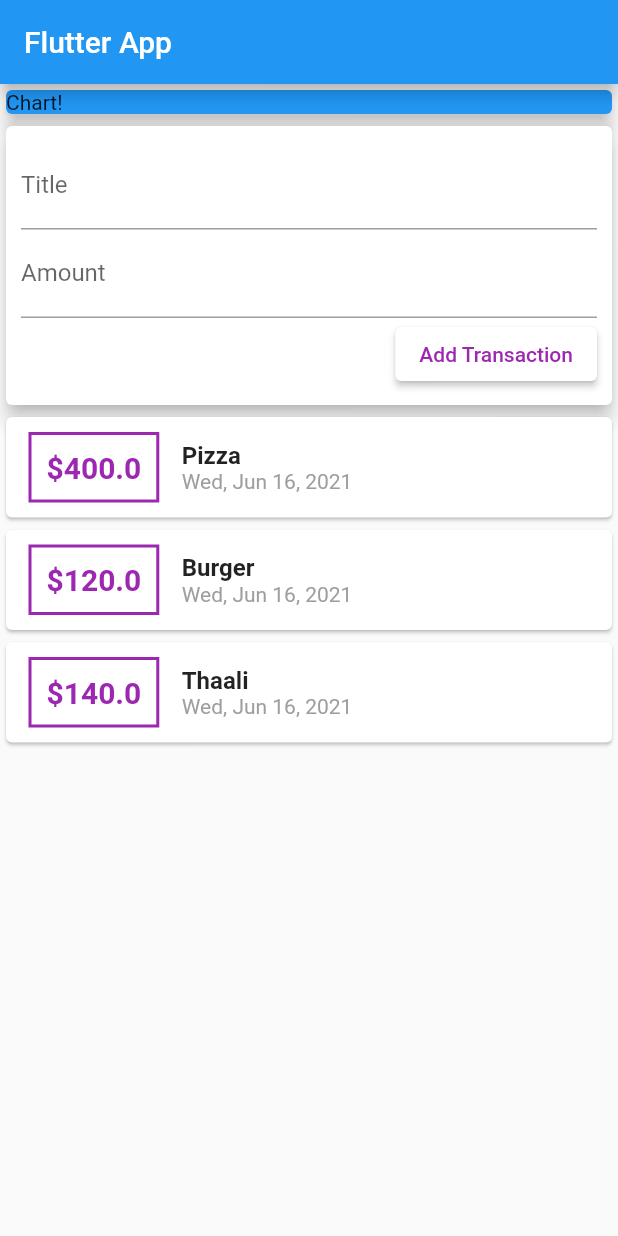
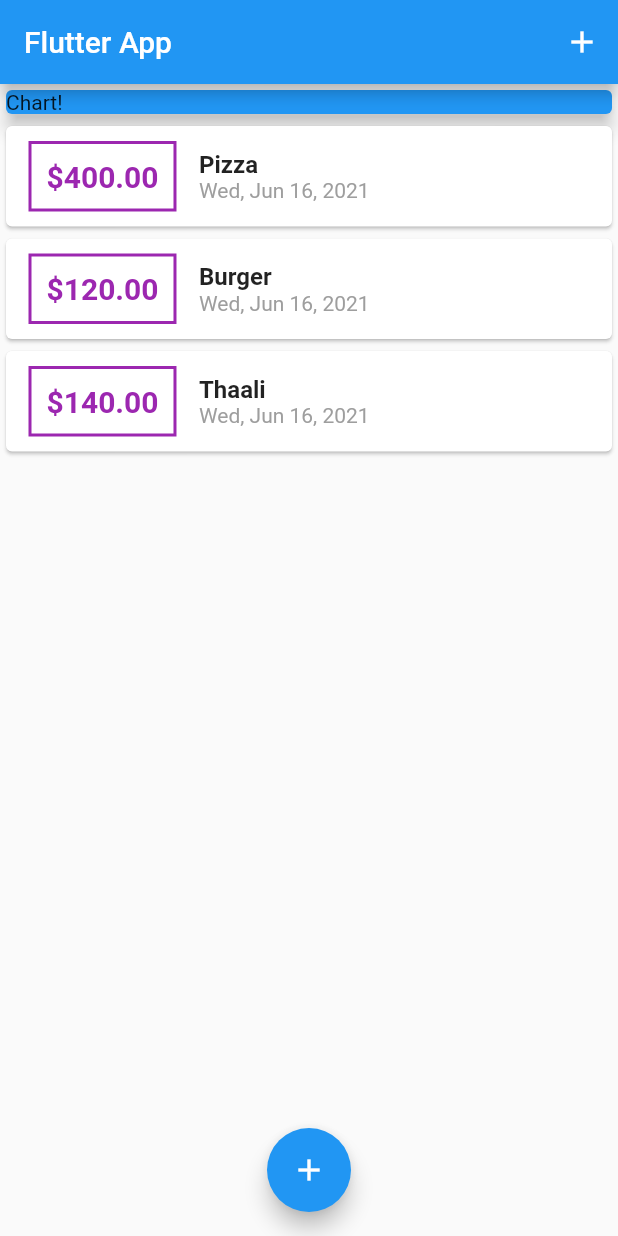
Before and after one commit to divyanshkul/Expense-Tracker-Flutter, a Flutter app: the screen it shows after launch, on a phone screen of 412 x 824 dp. Run offline on Flutter 3.47's test engine with Material 2 defaults, Android fonts, the phone set to English and light mode, and no system bars.

Commit message:
Deleted user_transactions and created modal for adding a new tx

```diff
--- a/lib/main.dart
+++ b/lib/main.dart
@@ -1,8 +1,10 @@
 import 'package:expense_tracker_flutter/widgets/new_transaction.dart';
 import 'package:expense_tracker_flutter/widgets/transaction_list.dart';
-import 'package:expense_tracker_flutter/widgets/user_transactions.dart';
 import 'package:flutter/material.dart';
 import 'package:intl/intl.dart';
+import './widgets/new_transaction.dart';
+import './models/transaction.dart';
+import './widgets/transaction_list.dart';
 
 void main() => runApp(MyApp());
 
@@ -16,14 +18,68 @@
   }
 }
 
-class MyHomePage extends StatelessWidget {
+class MyHomePage extends StatefulWidget {
+  @override
+  State<MyHomePage> createState() => _MyHomePageState();
+}
+
+class _MyHomePageState extends State<MyHomePage> {
+  final List<Transaction> _userTransactions = [
+    Transaction(
+      id: "t1",
+      title: "Pizza",
+      amount: 400,
+      date: DateTime.now(),
+    ),
+    Transaction(
+      id: "t1",
+      title: "Burger",
+      amount: 120,
+      date: DateTime.now(),
+    ),
+    Transaction(
+      id: "t3",
+      title: "Thaali",
+      amount: 140,
+      date: DateTime.now(),
+    ),
+  ];
+
+  void _addNewTransaction(String txTitle, double txAmount) {
+    final newTx = Transaction(
+      id: DateTime.now().toString(),
+      title: txTitle,
+      amount: txAmount,
+      date: DateTime.now(),
+    );
+
+    setState(() {
+      _userTransactions.add(newTx);
+    });
+  }
+
+  void _startAddNewTransaction(BuildContext ctx) {
+    showModalBottomSheet(
+        context: ctx,
+        builder: (bCtx) {
+          return NewTransaction(_addNewTransaction);
+        });
+  }
+
   @override
   Widget build(BuildContext context) {
     return Scaffold(
       appBar: AppBar(
         title: Text('Flutter App'),
+        actions: [
+          IconButton(
+            icon: Icon(Icons.add),
+            onPressed: () => _startAddNewTransaction(context),
+          )
+        ],
       ),
-      body: Column(
+      body: SingleChildScrollView(
+        child: Column(
           //mainAxisAlignment: MainAxisAlignment.start,
           crossAxisAlignment: CrossAxisAlignment.stretch,
           children: [
@@ -35,8 +91,14 @@
                 elevation: 5,
               ),
             ),
-          UserTransactions()
+            TransactionList(_userTransactions),
           ],
+        ),
+      ),
+      floatingActionButtonLocation: FloatingActionButtonLocation.centerFloat,
+      floatingActionButton: FloatingActionButton(
+        child: Icon(Icons.add),
+        onPressed: () => _startAddNewTransaction(context),
       ),
     );
   }
--- a/lib/widgets/transaction_list.dart
+++ b/lib/widgets/transaction_list.dart
@@ -9,8 +9,10 @@
 
   @override
   Widget build(BuildContext context) {
-    return Column(
-        children: transactions.map((tx) {
+    return Container(
+      height: 500,
+      child: ListView.builder(
+        itemBuilder: (ctxt, index) {
           return Card(
             child: Row(
               children: [
@@ -20,7 +22,7 @@
                       border: Border.all(color: Colors.purple, width: 2)),
                   padding: EdgeInsets.all(10),
                   child: Text(
-                "\$${tx.amount}",
+                    "\$${transactions[index].amount.toStringAsFixed(2)}",
                     style: TextStyle(
                       fontWeight: FontWeight.bold,
                       fontSize: 20,
@@ -32,14 +34,14 @@
                   crossAxisAlignment: CrossAxisAlignment.start,
                   children: [
                     Text(
-                  tx.title,
+                      transactions[index].title,
                       style: TextStyle(
                         fontWeight: FontWeight.bold,
                         fontSize: 16,
                       ),
                     ),
                     Text(
-                  DateFormat.yMMMEd().format(tx.date),
+                      DateFormat.yMMMEd().format(transactions[index].date),
                       style: TextStyle(
                         color: Colors.grey,
                       ),
@@ -49,6 +51,10 @@
               ],
             ),
           );
-    }).toList());
+        },
+        itemCount: transactions.length,
+        //children: transactions.map((tx) {}).toList()
+      ),
+    );
   }
 }
--- a/lib/widgets/user_transactions.dart
+++ /dev/null
@@ -1,59 +0,0 @@
-//This widget is to avoid managing the process of inputting data
-//and passing that data on to the transactions list
-
-import 'package:expense_tracker_flutter/models/transaction.dart';
-import 'package:expense_tracker_flutter/widgets/transaction_list.dart';
-import 'package:flutter/material.dart';
-
-import 'new_transaction.dart';
-
-class UserTransactions extends StatefulWidget {
-  @override
-  _UserTransactionsState createState() => _UserTransactionsState();
-}
-
-class _UserTransactionsState extends State<UserTransactions> {
-  final List<Transaction> _userTransactions = [
-    Transaction(
-      id: "t1",
-      title: "Pizza",
-      amount: 400,
-      date: DateTime.now(),
-    ),
-    Transaction(
-      id: "t1",
-      title: "Burger",
-      amount: 120,
-      date: DateTime.now(),
-    ),
-    Transaction(
-      id: "t3",
-      title: "Thaali",
-      amount: 140,
-      date: DateTime.now(),
-    ),
-  ];
-
-  void _addNewTransaction(String txTitle, double txAmount) {
-    final newTx = Transaction(
-      id: DateTime.now().toString(),
-      title: txTitle,
-      amount: txAmount,
-      date: DateTime.now(),
-    );
-
-    setState(() {
-      _userTransactions.add(newTx);
-    });
-  }
-
-  @override
-  Widget build(BuildContext context) {
-    return Column(
-      children: [
-        NewTransaction(_addNewTransaction),
-        TransactionList(_userTransactions),
-      ],
-    );
-  }
-}
```
Also changed, not shown: lib/widgets/new_transaction.dart (+28 -8 lines). Lines whose indentation alone changed are shown as unchanged.
